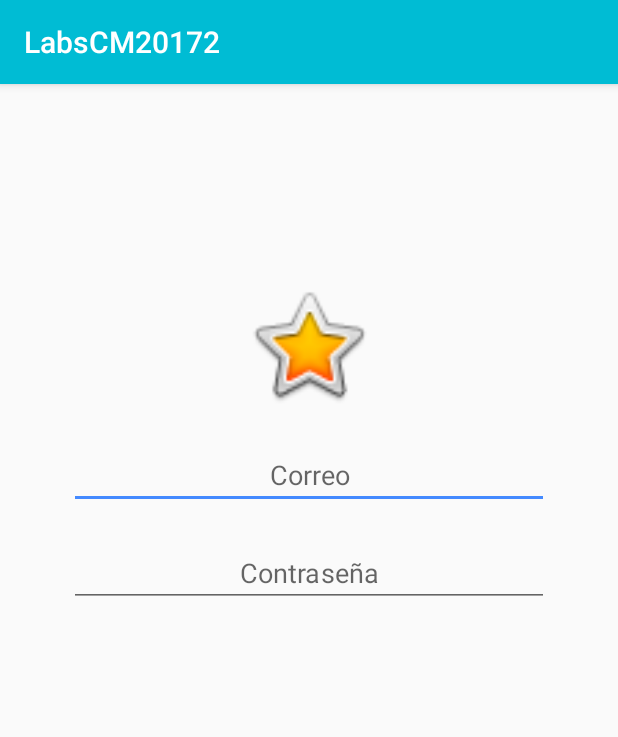
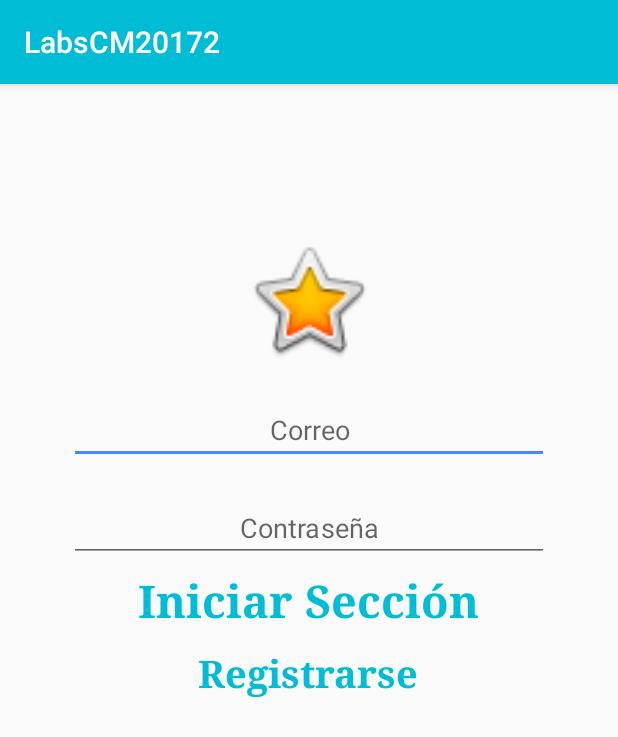
Before and after one commit to JohnathanMB/LabsCM20172, an Android app: the screen it shows after launch (Login), on a phone screen of 412 x 824 dp. Shown: the top 737 px of the screen. Run offline under Robolectric (Android 15) with nearby library versions, the phone set to English and light mode, and no system bars; libraries missing offline, so code that uses them is left out: gun0912.tedbottompicker.

Commit message:
**actualizado Activity Register **función "boton" registrar

```diff
--- a/Lab1-UI/src/main/java/co/edu/udea/compumovil/gr01_20172/labscm20172/Login.java
+++ b/Lab1-UI/src/main/java/co/edu/udea/compumovil/gr01_20172/labscm20172/Login.java
@@ -1,18 +1,41 @@
 package co.edu.udea.compumovil.gr01_20172.labscm20172;
 
+import android.content.Intent;
 import android.net.Uri;
 import android.support.design.widget.BottomSheetDialogFragment;
 import android.support.v7.app.AppCompatActivity;
 import android.os.Bundle;
+import android.view.View;
+import android.widget.TextView;
+import android.widget.Toast;
 
 import gun0912.tedbottompicker.TedBottomPicker;
 
-public class Login extends AppCompatActivity  {
+public class Login extends AppCompatActivity implements View.OnClickListener {
 
     @Override
     protected void onCreate(Bundle savedInstanceState) {
         super.onCreate(savedInstanceState);
         setContentView(R.layout.activity_login);
+        TextView registrar = (TextView) findViewById(R.id.lblRegistrar);
     }
 
+
+    @Override
+    public void onClick(View v) {
+        switch (v.getId()){
+            case R.id.lblRegistrar:
+                Toast.makeText(this, "puto", Toast.LENGTH_LONG).show();
+
+                toRegister();
+                break;
+
+
+        }
+    }
+
+    public void toRegister(){
+        Intent iRegister = new Intent(getApplicationContext(), Register.class);
+        startActivity(iRegister);
+    }
 }
--- a/Lab1-UI/src/main/res/layout/activity_login.xml
+++ b/Lab1-UI/src/main/res/layout/activity_login.xml
@@ -12,7 +12,7 @@
         android:layout_width="115dp"
         android:layout_height="88dp"
         android:layout_gravity="center"
-        android:layout_marginTop="130dp"
+        android:layout_marginTop="100dp"
         app:srcCompat="@android:drawable/btn_star_big_on"
         tools:layout_editor_absoluteX="120dp"
         tools:layout_editor_absoluteY="96dp" />
@@ -24,7 +24,7 @@
         android:layout_marginTop="20dp"
         android:ems="15"
         android:hint="@string/Email_In"
-        android:inputType="text"
+        android:inputType="textEmailAddress"
         android:imeOptions="actionNext"
         android:layout_gravity="center"
         android:gravity="center"
@@ -42,5 +42,41 @@
         android:gravity="center"
         />
 
+    <TextView
+        android:id="@+id/lblStart"
+        android:layout_width="wrap_content"
+        android:layout_height="wrap_content"
+        android:layout_gravity="center_horizontal"
+        android:clickable="true"
+        android:fontFamily="serif"
+        android:gravity="center"
+        android:onClick="onClick"
+        android:padding="5dp"
+        android:text="@string/lblStart"
+
+        android:textAllCaps="false"
+        android:textColor="@color/colorPrimary"
+        android:textSize="30dp"
+        android:textStyle="bold" />
+
+    <TextView
+        android:id="@+id/lblRegistrar"
+        android:layout_width="wrap_content"
+        android:layout_height="wrap_content"
+        android:layout_gravity="center_horizontal"
+        android:clickable="true"
+        android:fontFamily="serif"
+        android:gravity="center"
+        android:onClick="onClick"
+        android:padding="5dp"
+        android:text="@string/lblRegistrar"
+
+        android:textAllCaps="false"
+        android:textColor="@color/colorPrimary"
+        android:textSize="25dp"
+        android:textStyle="bold" />
+
+
+
 
 </android.support.v7.widget.LinearLayoutCompat>
--- a/Lab1-UI/src/main/res/layout/activity_register.xml
+++ b/Lab1-UI/src/main/res/layout/activity_register.xml
@@ -66,16 +66,19 @@
         <EditText
             android:id="@+id/txtNombres"
             android:layout_width="wrap_content"
+            android:layout_height="0dp"
             android:layout_gravity="center"
             android:layout_weight="1"
             android:ems="15"
             android:hint="@string/txtNombresReg"
             android:imeOptions="actionNext"
-            android:inputType="text" />
+            android:inputType="text"
+             />
 
         <EditText
             android:id="@+id/txtApellidos"
             android:layout_width="wrap_content"
+            android:layout_height="0dp"
             android:layout_gravity="center"
             android:layout_weight="1"
             android:ems="15"
@@ -130,6 +133,7 @@
         <EditText
             android:id="@+id/txtCorreo"
             android:layout_width="wrap_content"
+            android:layout_height="0dp"
             android:layout_gravity="center"
             android:layout_weight="1"
             android:ems="15"
@@ -140,6 +144,7 @@
         <EditText
             android:id="@+id/txtPass"
             android:layout_width="wrap_content"
+            android:layout_height="0dp"
             android:layout_gravity="center"
             android:layout_weight="1"
             android:ems="15"
@@ -150,6 +155,7 @@
         <EditText
             android:id="@+id/txtPass2"
             android:layout_width="wrap_content"
+            android:layout_height="0dp"
             android:layout_gravity="center"
             android:layout_weight="1"
             android:ems="15"
--- a/Lab1-UI/src/main/res/values/strings.xml
+++ b/Lab1-UI/src/main/res/values/strings.xml
@@ -1,7 +1,13 @@
 <resources>
     <string name="app_name">LabsCM20172</string>
+
+    //Login
     <string name="Email_In">Correo</string>
     <string name="Pass_In">Contraseña</string>
+    <string name="lblRegistrar">Registrarse</string>
+    <string name="lblStart">Iniciar Sección</string>
+
+    //Regitrar
     <string name="btnPhotoText">Ingresar Foto</string>
     <string name="txtNombresReg">Digite Sus Nombres</string>
     <string name="txtApellidosReg">Digite Sus Apellidos</string>
@@ -11,4 +17,6 @@
     <string name="lblSexoReg">Sexo:</string>
     <string name="lblMasculino">Masculino</string>
     <string name="lblFemenino">Femenino</string>
+
+
 </resources>
```
